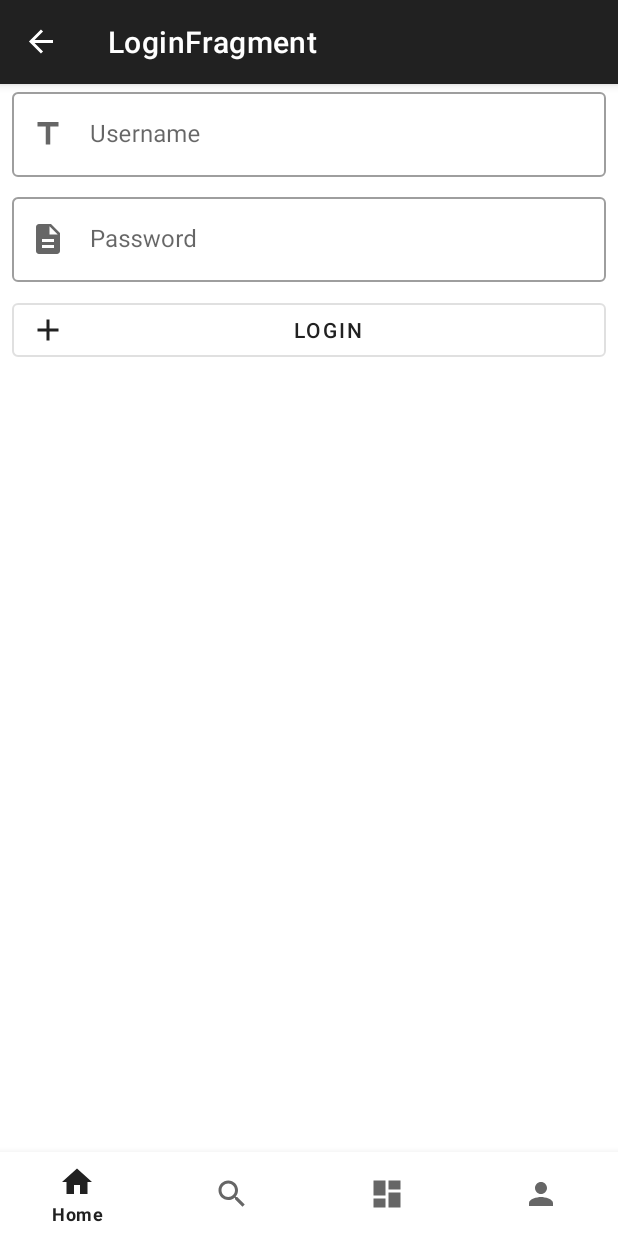
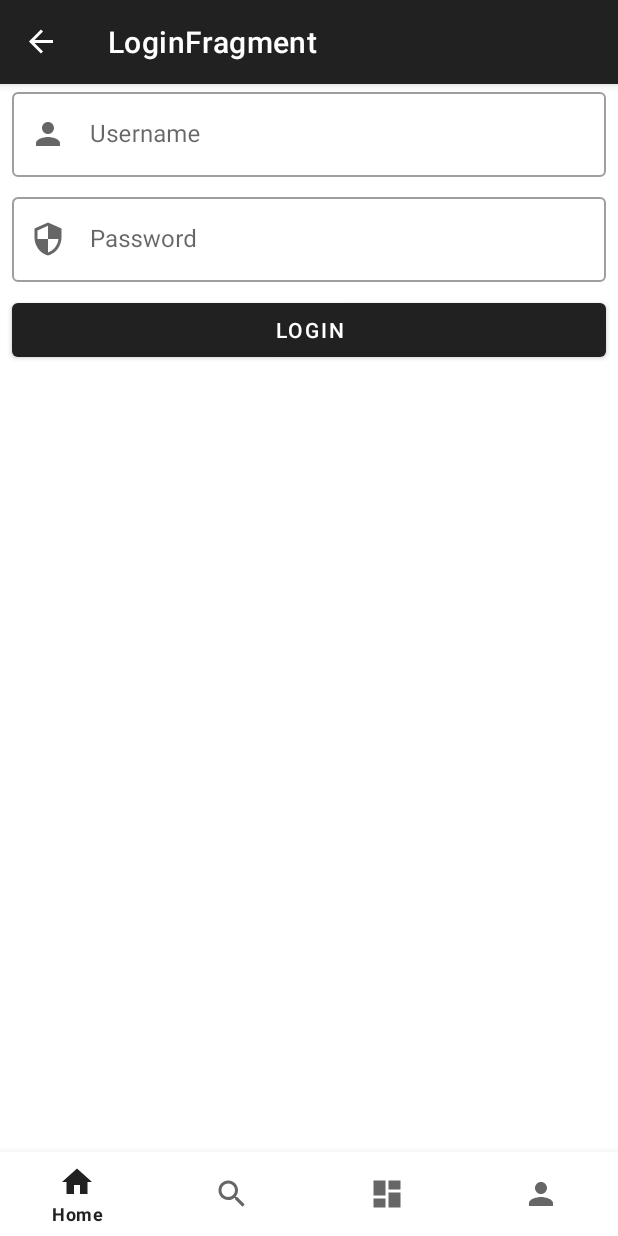
Before and after one commit to air-mrt/android-app, an Android app: the LoginFragment screen opened through its navigation route, after a tap on "LOGIN", on a phone screen of 412 x 824 dp. Run offline under Robolectric (Android 15) with nearby library versions, the phone set to English and light mode, and no system bars; our stand-ins replace Room's generated code, data binding, navigation-ui; libraries missing offline, so code that uses them is left out: com.jakewharton.retrofit2, com.muddzdev.styleabletoast; 4 statements that could not run were skipped.

Commit message:
added registration layout, integerated post product with api

```diff
--- a/app/src/main/java/com/android/airmart/data/api/ProductApiService.kt
+++ b/app/src/main/java/com/android/airmart/data/api/ProductApiService.kt
@@ -22,13 +22,13 @@ interface ProductApiService {
                           @Header("Authorization") token:String): Deferred<Response<Void>>
     @Multipart
     @POST("auth")
-    fun postProduct(@Part("image") file: MultipartBody.Part,
+    fun postProduct(@Part file: MultipartBody.Part,
                     @Part("productJson") productJson: RequestBody,
                     @Header("Authorization") token:String): Deferred<Response<ProductModel>>
     companion object {
 
         //private val baseUrl = "http://10.0.2.2:8080/api/products/"
-        private val baseUrl = "http://10.42.0.1:8080/api/products/"
+        private val baseUrl = "http://10.42.0.1:9000/api/products/"
 
         fun getInstance(): ProductApiService {
 
--- a/app/src/main/java/com/android/airmart/data/api/UserApiService.kt
+++ b/app/src/main/java/com/android/airmart/data/api/UserApiService.kt
@@ -16,7 +16,7 @@ import java.util.concurrent.TimeUnit
 
 interface UserApiService {
     @POST("login")
-    fun Login(@Body authBody: AuthBody): Deferred<Response<LoginResponse>>
+    fun Login(@Query("username") username: String,@Query("password") password: String): Deferred<Response<LoginResponse>>
     @Multipart
     @POST("register")
     fun postProduct(@Part("image") file: MultipartBody.Part,
@@ -26,7 +26,7 @@ interface UserApiService {
     companion object {
 
        // private val baseUrl = "http://10.0.2.2:8080/api/"
-        private val baseUrl = "http://10.42.0.1:8080/api/"
+        private val baseUrl = "http://10.42.0.1:9000/api/"
 
         fun getInstance(): UserApiService {
             val client = OkHttpClient
--- a/app/src/main/java/com/android/airmart/data/api/model/AuthBody.kt
+++ b/app/src/main/java/com/android/airmart/data/api/model/AuthBody.kt
@@ -1,3 +1,3 @@
 package com.android.airmart.data.api.model
 
-data class AuthBody (val username:String, val Password:String)
+data class AuthBody (val username:String, val password:String)
--- a/app/src/main/java/com/android/airmart/repository/UserRepository.kt
+++ b/app/src/main/java/com/android/airmart/repository/UserRepository.kt
@@ -16,7 +16,7 @@ class UserRepository constructor(private val userDao: UserDao, private val userA
 
     suspend fun login(authBody: AuthBody): Response<LoginResponse> =
         withContext(Dispatchers.IO){
-        userApiService.Login(authBody = authBody).await()
+        userApiService.Login(authBody.username,authBody.password).await()
         }
     fun allUsers(): LiveData<List<User>> = userDao.getAllUsers()
     fun insertUser(product: User) = userDao.insertUser(product)
--- a/app/src/main/java/com/android/airmart/ui/fragments/LoginFragment.kt
+++ b/app/src/main/java/com/android/airmart/ui/fragments/LoginFragment.kt
@@ -20,6 +20,7 @@ import com.android.airmart.viewmodel.LoginViewModel
 import com.android.airmart.viewmodel.PostProductViewModel
 import com.muddzdev.styleabletoast.StyleableToast
 import kotlinx.android.synthetic.main.fragment_login.*
+import kotlinx.android.synthetic.main.fragment_login.view.*
 
 class LoginFragment : Fragment() {
     private val loginViewModel: LoginViewModel by viewModels {
@@ -44,15 +45,22 @@ class LoginFragment : Fragment() {
 
     private fun onLoginButtonClicked(): View.OnClickListener{
         return View.OnClickListener {
-            val usernameEditText = username_editText.text.toString()
-            val passwordEditText = password_editText.text.toString()
-            val authBody = AuthBody(usernameEditText,passwordEditText)
-            loginViewModel.login(authBody)
-            loginViewModel.getResponse.observe(this, Observer {response->
+            loginViewModel.login(readFields())
+            loginViewModel.loginResponse.observe(this, Observer {res->
 
-                StyleableToast.makeText(requireContext(), response.message(), Toast.LENGTH_LONG, R.style.mytoast).show()
-
+                StyleableToast.makeText(requireContext(), res.body()?.token, Toast.LENGTH_LONG, R.style.mytoast).show()
+                clearFields()
             })
         }
     }
+    private fun readFields():AuthBody {
+        return AuthBody(
+            username_editText.text.toString(),
+            password_editText.text.toString()
+        )
+    }
+    private fun clearFields(){
+        username_editText.setText("")
+        password_editText.setText("")
+    }
 }
--- a/app/src/main/java/com/android/airmart/viewmodel/LoginViewModel.kt
+++ b/app/src/main/java/com/android/airmart/viewmodel/LoginViewModel.kt
@@ -13,16 +13,16 @@ import retrofit2.Response
 
 
 class LoginViewModel(private val userRepository: UserRepository):ViewModel() {
-    private  val _getResponse = MutableLiveData<Response<LoginResponse>>()
-    val getResponse: LiveData<Response<LoginResponse>>
-        get() = _getResponse
+    private  val _loginResponse = MutableLiveData<Response<LoginResponse>>()
+    val loginResponse: LiveData<Response<LoginResponse>>
+        get() = _loginResponse
     private val _insertResponse = MutableLiveData<Response<LoginResponse>>()
     val insertResponse: LiveData<Response<LoginResponse>>
         get() = _insertResponse
 
     fun login(authBody: AuthBody){
         viewModelScope.launch (Dispatchers.IO){
-        _getResponse.postValue(userRepository.login(authBody))
+        _loginResponse.postValue(userRepository.login(authBody))
         }
 
 
--- /dev/null
+++ b/app/src/main/res/drawable/ic_image_black_24dp.xml
@@ -0,0 +1,5 @@
+<vector android:height="24dp" android:tint="#D8E1DB"
+    android:viewportHeight="24.0" android:viewportWidth="24.0"
+    android:width="24dp" xmlns:android="http://schemas.android.com/apk/res/android">
+    <path android:fillColor="#FF000000" android:pathData="M21,19V5c0,-1.1 -0.9,-2 -2,-2H5c-1.1,0 -2,0.9 -2,2v14c0,1.1 0.9,2 2,2h14c1.1,0 2,-0.9 2,-2zM8.5,13.5l2.5,3.01L14.5,12l4.5,6H5l3.5,-4.5z"/>
+</vector>
--- /dev/null
+++ b/app/src/main/res/drawable/ic_person_black_24dp.xml
@@ -0,0 +1,9 @@
+<vector xmlns:android="http://schemas.android.com/apk/res/android"
+        android:width="24dp"
+        android:height="24dp"
+        android:viewportWidth="24.0"
+        android:viewportHeight="24.0">
+    <path
+        android:fillColor="#FF000000"
+        android:pathData="M12,12c2.21,0 4,-1.79 4,-4s-1.79,-4 -4,-4 -4,1.79 -4,4 1.79,4 4,4zM12,14c-2.67,0 -8,1.34 -8,4v2h16v-2c0,-2.66 -5.33,-4 -8,-4z"/>
+</vector>
--- /dev/null
+++ b/app/src/main/res/drawable/ic_security_black_24dp.xml
@@ -0,0 +1,9 @@
+<vector xmlns:android="http://schemas.android.com/apk/res/android"
+        android:width="24dp"
+        android:height="24dp"
+        android:viewportWidth="24.0"
+        android:viewportHeight="24.0">
+    <path
+        android:fillColor="#FF000000"
+        android:pathData="M12,1L3,5v6c0,5.55 3.84,10.74 9,12 5.16,-1.26 9,-6.45 9,-12L21,5l-9,-4zM12,11.99h7c-0.53,4.12 -3.28,7.79 -7,8.94L12,12L5,12L5,6.3l7,-3.11v8.8z"/>
+</vector>
--- a/app/src/main/res/layout/fragment_login.xml
+++ b/app/src/main/res/layout/fragment_login.xml
@@ -19,7 +19,7 @@
                 android:layout_width="0dp"
                 android:layout_height="wrap_content"
                 android:hint="Username"
-                app:startIconDrawable="@drawable/ic_title_black_24dp"
+                app:startIconDrawable="@drawable/ic_person_black_24dp"
                 android:id="@+id/username_editTextLayout"
                 tools:layout_conversion_absoluteHeight="59dp"
                 tools:layout_conversion_absoluteWidth="190dp" app:layout_constraintStart_toStartOf="parent"
@@ -41,7 +41,7 @@
                 android:layout_width="0dp"
                 android:layout_height="wrap_content"
                 android:hint="Password"
-                app:startIconDrawable="@drawable/ic_description_black_24dp"
+                app:startIconDrawable="@drawable/ic_security_black_24dp"
                 android:id="@+id/password_editTextLayout"
                 tools:layout_conversion_absoluteHeight="59dp"
                 tools:layout_conversion_absoluteWidth="190dp" android:layout_marginEnd="8dp"
@@ -60,8 +60,7 @@
         </com.google.android.material.textfield.TextInputLayout>
         <com.google.android.material.button.MaterialButton
 
-                style="@style/Widget.MaterialComponents.Button.OutlinedButton.Icon"
-                app:icon="@drawable/ic_post_black_24dp"
+                style="@style/Widget.MaterialComponents.Button"
                 android:text="Login"
                 android:onClick="@{loginClickListener}"
                 android:layout_width="0dp"
--- a/app/src/main/res/layout/fragment_post_product.xml
+++ b/app/src/main/res/layout/fragment_post_product.xml
@@ -83,7 +83,7 @@
         </com.google.android.material.textfield.TextInputLayout>
         <com.google.android.material.button.MaterialButton
 
-                style="@style/Widget.MaterialComponents.Button.OutlinedButton.Icon"
+                style="@style/Widget.MaterialComponents.Button"
                 app:icon="@drawable/ic_post_black_24dp"
                 android:text="Post Product"
                 android:layout_width="0dp"
@@ -112,7 +112,8 @@
                 app:layout_constraintBottom_toTopOf="@+id/post_button"/>
         <ImageView
                 android:layout_width="130dp"
-                android:layout_height="130dp" tools:srcCompat="@tools:sample/avatars[13]"
+                android:layout_height="130dp"
+                android:src="@drawable/ic_image_black_24dp"
                 android:id="@+id/imageView"
                 android:layout_marginEnd="8dp"
                 app:layout_constraintEnd_toEndOf="parent"
```
Also changed, not shown: app/src/main/java/com/android/airmart/data/api/model/ProductRequest.kt (added, +7 -0 lines), app/src/main/java/com/android/airmart/repository/ProductRepository.kt (+12 -8 lines), app/src/main/java/com/android/airmart/ui/fragments/PostProductFragment.kt (+37 -19 lines), app/src/main/java/com/android/airmart/ui/fragments/RegisterFragment.kt (added, +32 -0 lines), app/src/main/java/com/android/airmart/viewmodel/PostProductViewModel.kt (+7 -0 lines), app/src/main/res/drawable/ic_contact_phone_black_24dp.xml (added, +9 -0 lines), app/src/main/res/drawable/ic_email_black_24dp.xml (added, +9 -0 lines), app/src/main/res/layout/fragment_register.xml (added, +142 -0 lines).
